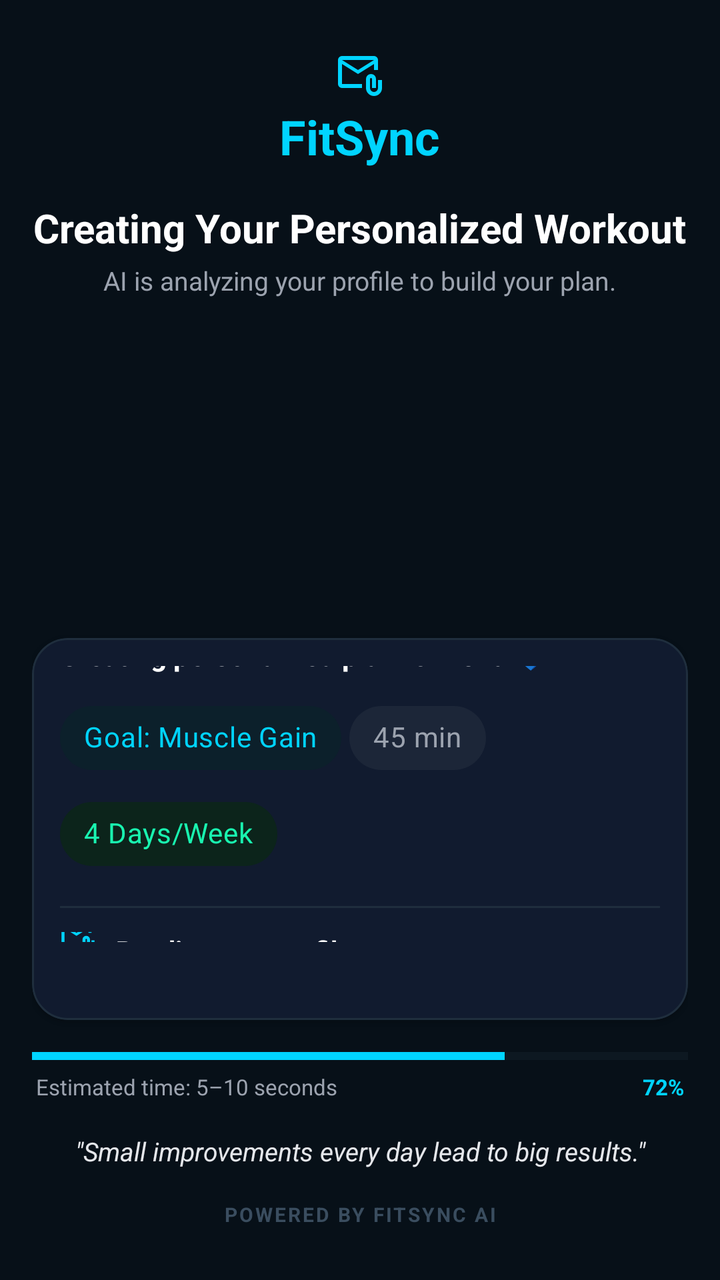
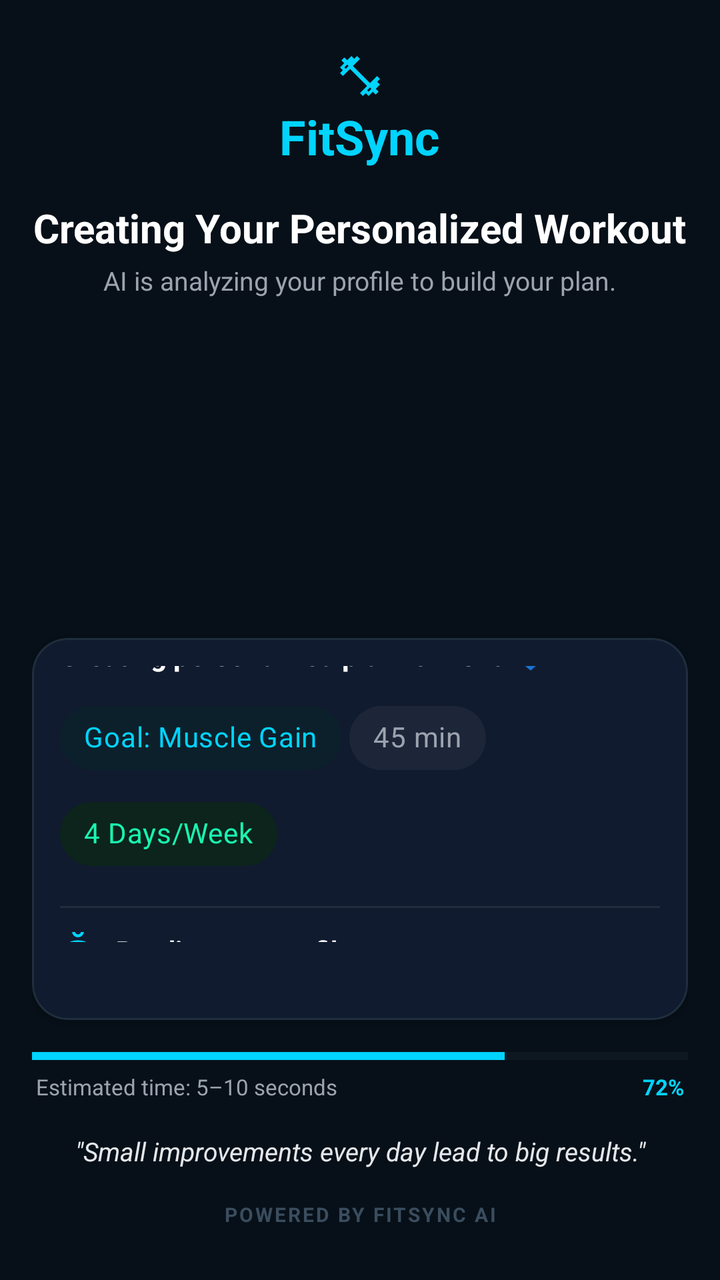

Before-and-after screenshots of an Android layout around one commit, followed by the original layout XML and the change that was made.
<!-- AndroidManifest.xml: application theme Theme.FitSync -->
<!-- res/layout/activity_workout_loading.xml -->
<?xml version="1.0" encoding="utf-8"?>
<RelativeLayout xmlns:android="http://schemas.android.com/apk/res/android"
    xmlns:app="http://schemas.android.com/apk/res-auto"
    xmlns:tools="http://schemas.android.com/tools"
    android:layout_width="match_parent"
    android:layout_height="match_parent"
    android:background="#071018"
    android:fitsSystemWindows="true"
    android:padding="16dp">

    <LinearLayout
        android:id="@+id/llTopHeaderZone"
        android:layout_width="match_parent"
        android:layout_height="wrap_content"
        android:orientation="vertical"
        android:gravity="center_horizontal"
        android:layout_alignParentTop="true"
        android:layout_marginTop="10dp">

        <ImageView
            android:layout_width="24dp"
            android:layout_height="24dp"
            android:src="@drawable/ic_mail"
            app:tint="#00D4FF"/>

        <TextView
            android:layout_width="wrap_content"
            android:layout_height="wrap_content"
            android:text="FitSync"
            android:textColor="#00D4FF"
            android:textSize="24sp"
            android:textStyle="bold"
            android:layout_marginTop="2dp"/>

        <TextView
            android:layout_width="wrap_content"
            android:layout_height="wrap_content"
            android:text="Creating Your Personalized Workout"
            android:textColor="@color/white"
            android:textSize="20sp"
            android:textStyle="bold"
            android:gravity="center"
            android:layout_marginTop="16dp"/>

        <TextView
            android:layout_width="wrap_content"
            android:layout_height="wrap_content"
            android:text="AI is analyzing your profile to build your plan."
            android:textColor="#9CA3AF"
            android:textSize="13sp"
            android:gravity="center"
            android:layout_marginTop="4dp"/>
    </LinearLayout>

    <RelativeLayout
        android:id="@+id/rlSpinnerZone"
        android:layout_width="130dp"
        android:layout_height="130dp"
        android:layout_below="@id/llTopHeaderZone"
        android:layout_centerHorizontal="true"
        android:layout_marginTop="20dp"
        android:layout_marginBottom="20dp">

        <ProgressBar
            android:id="@+id/pbCentralLoadingCircle"
            android:layout_width="match_parent"
            android:layout_height="match_parent"
            android:indeterminate="true"
            android:indeterminateTint="#00D4FF"
            style="?android:attr/progressBarStyleLarge"/>
    </RelativeLayout>

    <com.google.android.material.card.MaterialCardView
        android:id="@+id/cvStatusMonitorCard"
        android:layout_width="match_parent"
        android:layout_height="wrap_content"
        android:layout_below="@id/rlSpinnerZone"
        android:layout_above="@+id/llBottomTrackerZone"
        app:cardBackgroundColor="#111B2F"
        app:cardCornerRadius="18dp"
        app:strokeWidth="1dp"
        app:strokeColor="#1F2E3D"
        android:layout_marginBottom="16dp">

        <LinearLayout
            android:layout_width="match_parent"
            android:layout_height="match_parent"
            android:orientation="vertical"
            android:padding="14dp"
            android:gravity="center_vertical">

            <TextView
                android:layout_width="wrap_content"
                android:layout_height="wrap_content"
                android:text="Creating personalized plan for Esha 💙"
                android:textColor="@color/white"
                android:textSize="14sp"
                android:textStyle="bold"
                android:layout_marginBottom="8dp"/>

            <com.google.android.material.chip.ChipGroup
                android:layout_width="match_parent"
                android:layout_height="wrap_content"
                android:layout_marginBottom="12dp"
                app:chipSpacingHorizontal="4dp">
                <com.google.android.material.chip.Chip android:layout_width="wrap_content" android:layout_height="wrap_content" android:text="Goal: Muscle Gain" android:textColor="#00D4FF" app:chipBackgroundColor="#0C202B" app:strokeColor="#0A3F4E" />
                <com.google.android.material.chip.Chip android:layout_width="wrap_content" android:layout_height="wrap_content" android:text="45 min" android:textColor="#9CA3AF" app:chipBackgroundColor="#1C2638" />
                <com.google.android.material.chip.Chip android:layout_width="wrap_content" android:layout_height="wrap_content" android:text="4 Days/Week" android:textColor="#19F5B0" app:chipBackgroundColor="#0C241B" app:strokeColor="#0A442E" />
            </com.google.android.material.chip.ChipGroup>

            <View android:layout_width="match_parent" android:layout_height="1dp" android:background="#1F2E3D" android:layout_marginBottom="12dp"/>

            <LinearLayout android:layout_width="match_parent" android:layout_height="wrap_content" android:orientation="horizontal" android:gravity="center_vertical" android:layout_marginBottom="10dp">
                <ImageView android:layout_width="18dp" android:layout_height="18dp" android:src="@drawable/ic_mail" app:tint="#00D4FF" android:layout_marginEnd="10dp"/>
                <TextView android:layout_width="wrap_content" android:layout_height="wrap_content" android:text="Reading your profile" android:textColor="@color/white" android:textSize="13sp" android:textStyle="bold"/>
            </LinearLayout>

            <LinearLayout android:layout_width="match_parent" android:layout_height="wrap_content" android:orientation="horizontal" android:gravity="center_vertical" android:layout_marginBottom="10dp">
                <ImageView android:layout_width="18dp" android:layout_height="18dp" android:src="@drawable/ic_mail" app:tint="#00D4FF" android:layout_marginEnd="10dp"/>
                <TextView android:layout_width="wrap_content" android:layout_height="wrap_content" android:text="Matching exercises" android:textColor="@color/white" android:textSize="13sp" android:textStyle="bold"/>
            </LinearLayout>

            <LinearLayout android:layout_width="match_parent" android:layout_height="wrap_content" android:orientation="horizontal" android:gravity="center_vertical" android:layout_marginBottom="10dp">
                <ImageView android:layout_width="18dp" android:layout_height="18dp" android:src="@drawable/ic_mail" app:tint="#00D4FF" android:layout_marginEnd="10dp"/>
                <TextView android:layout_width="wrap_content" android:layout_height="wrap_content" android:text="Building weekly split" android:textColor="@color/white" android:textSize="13sp" android:textStyle="bold"/>
            </LinearLayout>

            <LinearLayout android:layout_width="match_parent" android:layout_height="wrap_content" android:orientation="horizontal" android:gravity="center_vertical" android:layout_marginBottom="10dp">
                <ImageView android:layout_width="18dp" android:layout_height="18dp" android:src="@drawable/ic_mail" app:tint="#4B5563" android:layout_marginEnd="10dp"/>
                <TextView android:layout_width="wrap_content" android:layout_height="wrap_content" android:text="Personalizing intensity" android:textColor="#4B5563" android:textSize="13sp"/>
            </LinearLayout>

            <LinearLayout android:layout_width="match_parent" android:layout_height="wrap_content" android:orientation="horizontal" android:gravity="center_vertical">
                <ImageView android:layout_width="18dp" android:layout_height="18dp" android:src="@drawable/ic_mail" app:tint="#4B5563" android:layout_marginEnd="10dp"/>
                <TextView android:layout_width="wrap_content" android:layout_height="wrap_content" android:text="Finalizing workout plan" android:textColor="#4B5563" android:textSize="13sp"/>
            </LinearLayout>
        </LinearLayout>
    </com.google.android.material.card.MaterialCardView>

    <LinearLayout
        android:id="@+id/llBottomTrackerZone"
        android:layout_width="match_parent"
        android:layout_height="wrap_content"
        android:orientation="vertical"
        android:layout_alignParentBottom="true"
        android:layout_marginBottom="10dp">

        <ProgressBar
            android:id="@+id/pbHorizontalMetricsTrack"
            android:layout_width="match_parent"
            android:layout_height="4dp"
            style="?android:attr/progressBarStyleHorizontal"
            android:progress="72"
            android:max="100"
            android:progressTint="#00D4FF"
            android:progressBackgroundTint="#1F2E3D"
            android:layout_marginBottom="6dp"/>

        <RelativeLayout android:layout_width="match_parent" android:layout_height="wrap_content" android:layout_marginBottom="16dp" android:paddingHorizontal="2dp">
            <TextView android:layout_width="wrap_content" android:layout_height="wrap_content" android:text="Estimated time: 5–10 seconds" android:textColor="#9CA3AF" android:textSize="11sp"/>
            <TextView
                android:id="@+id/tvProgressPercentageBottom"
                android:layout_width="wrap_content" android:layout_height="wrap_content" android:layout_alignParentEnd="true" android:text="72%" android:textColor="#00D4FF" android:textStyle="bold" android:textSize="11sp"/>
        </RelativeLayout>

        <TextView
            android:layout_width="match_parent"
            android:layout_height="wrap_content"
            android:text="&quot;Small improvements every day lead to big results.&quot;"
            android:textColor="#E5E7EB"
            android:textSize="13sp"
            android:textStyle="italic"
            android:gravity="center"
            android:layout_marginBottom="16dp"/>

        <TextView
            android:layout_width="match_parent"
            android:layout_height="wrap_content"
            android:text="POWERED BY FITSYNC AI"
            android:textColor="#3A4D5F"
            android:textSize="10sp"
            android:textStyle="bold"
            android:letterSpacing="0.1"
            android:gravity="center"/>
    </LinearLayout>

</RelativeLayout>
<!-- resources referenced by this layout -->
<resources>
  <color name="white">#FFFFFF</color>
  <!-- drawable ic_mail (drawable) -->
  <vector xmlns:android="http://schemas.android.com/apk/res/android" android:height="24dp" android:tint="#5A7185" android:viewportHeight="960" android:viewportWidth="960" android:width="24dp">
        
      <path android:fillColor="@android:color/white" android:pathData="M440,440L120,240L120,640Q120,640 120,640Q120,640 120,640L520,640L520,720L120,720Q87,720 63.5,696.5Q40,673 40,640L40,160Q40,127 63.5,103.5Q87,80 120,80L760,80Q793,80 816.5,103.5Q840,127 840,160L840,360L760,360L760,240L440,440ZM440,360L760,160L120,160L440,360ZM760,880Q694,880 647,833Q600,786 600,720L600,540Q600,498 629,469Q658,440 700,440Q742,440 771,469Q800,498 800,540L800,720L720,720L720,540Q720,532 714,526Q708,520 700,520Q692,520 686,526Q680,532 680,540L680,720Q680,753 703.5,776.5Q727,800 760,800Q793,800 816.5,776.5Q840,753 840,720L840,560L920,560L920,720Q920,786 873,833Q826,880 760,880ZM120,240L120,160L120,160L120,240L120,640Q120,640 120,640Q120,640 120,640L120,640L120,540Q120,482 120,441Q120,400 120,400L120,400L120,240Z"/>
      
  </vector>
  <style name="Theme.FitSync" parent="Theme.MaterialComponents.DayNight.NoActionBar">
  
          <item name="colorPrimary">#00E5FF</item> <item name="colorPrimaryVariant">#00B0FF</item>
          <item name="colorOnPrimary">#FFFFFF</item>
  
          <item name="android:windowBackground">#0B0E14</item>
          <item name="android:statusBarColor">#0B0E14</item>
  
          <item name="materialButtonStyle">@style/Widget.FitSync.Button</item>
      </style>
  <style name="Widget.FitSync.Button" parent="Widget.MaterialComponents.Button">
          <item name="backgroundTint">@null</item>
      </style>
</resources>

<!-- the commit's change to res/layout/activity_workout_loading.xml (unified diff, before → after) -->
@@ -20,7 +20,7 @@
         <ImageView
             android:layout_width="24dp"
             android:layout_height="24dp"
-            android:src="@drawable/ic_mail"
+            android:src="@drawable/ic_fitness_center"
             app:tint="#00D4FF"/>
 
         <TextView
@@ -111,27 +111,27 @@
             <View android:layout_width="match_parent" android:layout_height="1dp" android:background="#1F2E3D" android:layout_marginBottom="12dp"/>
 
             <LinearLayout android:layout_width="match_parent" android:layout_height="wrap_content" android:orientation="horizontal" android:gravity="center_vertical" android:layout_marginBottom="10dp">
-                <ImageView android:layout_width="18dp" android:layout_height="18dp" android:src="@drawable/ic_mail" app:tint="#00D4FF" android:layout_marginEnd="10dp"/>
+                <ImageView android:layout_width="18dp" android:layout_height="18dp" android:src="@drawable/ic_person" app:tint="#00D4FF" android:layout_marginEnd="10dp"/>
                 <TextView android:layout_width="wrap_content" android:layout_height="wrap_content" android:text="Reading your profile" android:textColor="@color/white" android:textSize="13sp" android:textStyle="bold"/>
             </LinearLayout>
 
             <LinearLayout android:layout_width="match_parent" android:layout_height="wrap_content" android:orientation="horizontal" android:gravity="center_vertical" android:layout_marginBottom="10dp">
-                <ImageView android:layout_width="18dp" android:layout_height="18dp" android:src="@drawable/ic_mail" app:tint="#00D4FF" android:layout_marginEnd="10dp"/>
+                <ImageView android:layout_width="18dp" android:layout_height="18dp" android:src="@drawable/ic_fitness_center" app:tint="#00D4FF" android:layout_marginEnd="10dp"/>
                 <TextView android:layout_width="wrap_content" android:layout_height="wrap_content" android:text="Matching exercises" android:textColor="@color/white" android:textSize="13sp" android:textStyle="bold"/>
             </LinearLayout>
 
             <LinearLayout android:layout_width="match_parent" android:layout_height="wrap_content" android:orientation="horizontal" android:gravity="center_vertical" android:layout_marginBottom="10dp">
-                <ImageView android:layout_width="18dp" android:layout_height="18dp" android:src="@drawable/ic_mail" app:tint="#00D4FF" android:layout_marginEnd="10dp"/>
+                <ImageView android:layout_width="18dp" android:layout_height="18dp" android:src="@drawable/ic_event" app:tint="#00D4FF" android:layout_marginEnd="10dp"/>
                 <TextView android:layout_width="wrap_content" android:layout_height="wrap_content" android:text="Building weekly split" android:textColor="@color/white" android:textSize="13sp" android:textStyle="bold"/>
             </LinearLayout>
 
             <LinearLayout android:layout_width="match_parent" android:layout_height="wrap_content" android:orientation="horizontal" android:gravity="center_vertical" android:layout_marginBottom="10dp">
-                <ImageView android:layout_width="18dp" android:layout_height="18dp" android:src="@drawable/ic_mail" app:tint="#4B5563" android:layout_marginEnd="10dp"/>
+                <ImageView android:layout_width="18dp" android:layout_height="18dp" android:src="@drawable/ic_local_fire_department" app:tint="#4B5563" android:layout_marginEnd="10dp"/>
                 <TextView android:layout_width="wrap_content" android:layout_height="wrap_content" android:text="Personalizing intensity" android:textColor="#4B5563" android:textSize="13sp"/>
             </LinearLayout>
 
             <LinearLayout android:layout_width="match_parent" android:layout_height="wrap_content" android:orientation="horizontal" android:gravity="center_vertical">
-                <ImageView android:layout_width="18dp" android:layout_height="18dp" android:src="@drawable/ic_mail" app:tint="#4B5563" android:layout_marginEnd="10dp"/>
+                <ImageView android:layout_width="18dp" android:layout_height="18dp" android:src="@drawable/ic_check" app:tint="#4B5563" android:layout_marginEnd="10dp"/>
                 <TextView android:layout_width="wrap_content" android:layout_height="wrap_content" android:text="Finalizing workout plan" android:textColor="#4B5563" android:textSize="13sp"/>
             </LinearLayout>
         </LinearLayout>
<!-- resource entries referenced after the edit -->
@@ -1,11 +1,59 @@
 <!-- resources referenced by this layout -->
 <resources>
   <color name="white">#FFFFFF</color>
-  <!-- drawable ic_mail (drawable) -->
-  <vector xmlns:android="http://schemas.android.com/apk/res/android" android:height="24dp" android:tint="#5A7185" android:viewportHeight="960" android:viewportWidth="960" android:width="24dp">
-        
-      <path android:fillColor="@android:color/white" android:pathData="M440,440L120,240L120,640Q120,640 120,640Q120,640 120,640L520,640L520,720L120,720Q87,720 63.5,696.5Q40,673 40,640L40,160Q40,127 63.5,103.5Q87,80 120,80L760,80Q793,80 816.5,103.5Q840,127 840,160L840,360L760,360L760,240L440,440ZM440,360L760,160L120,160L440,360ZM760,880Q694,880 647,833Q600,786 600,720L600,540Q600,498 629,469Q658,440 700,440Q742,440 771,469Q800,498 800,540L800,720L720,720L720,540Q720,532 714,526Q708,520 700,520Q692,520 686,526Q680,532 680,540L680,720Q680,753 703.5,776.5Q727,800 760,800Q793,800 816.5,776.5Q840,753 840,720L840,560L920,560L920,720Q920,786 873,833Q826,880 760,880ZM120,240L120,160L120,160L120,240L120,640Q120,640 120,640Q120,640 120,640L120,640L120,540Q120,482 120,441Q120,400 120,400L120,400L120,240Z"/>
-      
+  <!-- drawable ic_check (drawable) -->
+  <vector xmlns:android="http://schemas.android.com/apk/res/android"
+      android:width="24dp"
+      android:height="24dp"
+      android:viewportWidth="24"
+      android:viewportHeight="24">
+    <path
+        android:fillColor="@android:color/white"
+        android:pathData="M9,16.17L4.83,12l-1.42,1.41L9,19 21,7l-1.41,-1.41z"/>
+  </vector>
+  <!-- drawable ic_event (drawable) -->
+  <vector xmlns:android="http://schemas.android.com/apk/res/android"
+      android:width="24dp"
+      android:height="24dp"
+      android:viewportWidth="24"
+      android:viewportHeight="24"
+      android:tint="?attr/colorControlNormal">
+      <path
+          android:fillColor="@android:color/white"
+          android:pathData="M19,4h-1V2h-2v2H8V2H6v2H5c-1.11,0 -1.99,0.9 -1.99,2L3,20c0,1.1 0.89,2 2,2h14c1.1,0 2,-0.9 2,-2V6c0,-1.1 -0.9,-2 -2,-2zm0,16H5V10h14v10zm0,-12H5V6h14v2zm-7,5h5v5h-5v-5z"/>
+  </vector>
+  <!-- drawable ic_fitness_center (drawable) -->
+  <vector xmlns:android="http://schemas.android.com/apk/res/android"
+      android:width="24dp"
+      android:height="24dp"
+      android:viewportWidth="24"
+      android:viewportHeight="24"
+      android:tint="?attr/colorControlNormal">
+      <path
+          android:fillColor="@android:color/white"
+          android:pathData="M20.57,14.86L22,13.43L20.57,12L17,15.57L8.43,7L12,3.43L10.57,2L9.14,3.43L7.71,2L5.57,4.14L4.14,2.71L2.71,4.14L4.14,5.57L2,7.71L3.43,9.14L2,10.57L3.43,12L7,8.43L15.57,17L12,20.57L13.43,22L14.86,20.57L16.29,22L18.43,19.86L19.86,21.29L21.29,19.86L19.86,18.43L22,16.29L20.57,14.86ZM6.29,7L4.86,8.43L4.14,7.71L5.57,6.29L6.29,7ZM17,17.71L17.71,18.43L16.29,19.86L15.57,19.14L17,17.71Z"/>
+  </vector>
+  <!-- drawable ic_local_fire_department (drawable) -->
+  <vector xmlns:android="http://schemas.android.com/apk/res/android"
+      android:width="24dp"
+      android:height="24dp"
+      android:viewportWidth="24"
+      android:viewportHeight="24"
+      android:tint="?attr/colorControlNormal">
+      <path
+          android:fillColor="@android:color/white"
+          android:pathData="M19.48,12.35c-1.57,-4.08 -7.16,-4.3 -5.81,-9.99 -4.83,1.99 -8.31,6.59 -8.31,11.99 0,5.88 4.67,10.65 10.51,10.65 6.07,0 10.63,-4.93 10.13,-11.02 -0.19,-2.33 -1.22,-4.43 -2.71,-6.02 -0.22,1.69 -1.24,3.29 -3.81,4.39zM15.87,22.95c-4.78,0 -8.51,-3.83 -8.51,-8.65 0,-3.41 1.94,-6.42 4.88,-7.92 -0.3,3.01 1.76,4.72 3.65,6.1 1.77,1.29 3.09,2.94 3.09,5.27 0,2.87 -1.39,5.2 -3.11,5.2z"/>
+  </vector>
+  <!-- drawable ic_person (drawable) -->
+  <vector xmlns:android="http://schemas.android.com/apk/res/android"
+      android:width="24dp"
+      android:height="24dp"
+      android:viewportWidth="24"
+      android:viewportHeight="24"
+      android:tint="?attr/colorControlNormal">
+      <path
+          android:fillColor="@android:color/white"
+          android:pathData="M12,4A4,4 0 0,1 16,8A4,4 0 0,1 12,12A4,4 0 0,1 8,8A4,4 0 0,1 12,4M12,14C16.42,14 20,15.79 20,18V20H4V18C4,15.79 7.58,14 12,14M12,6A2,2 0 0,0 10,8A2,2 0 0,0 12,10A2,2 0 0,0 14,8A2,2 0 0,0 12,6M12,15.9C9,15.9 5.9,17.36 5.9,18V18.1H18.1V18C18.1,17.36 15,15.9 12,15.9Z"/>
   </vector>
   <style name="Theme.FitSync" parent="Theme.MaterialComponents.DayNight.NoActionBar">
   
